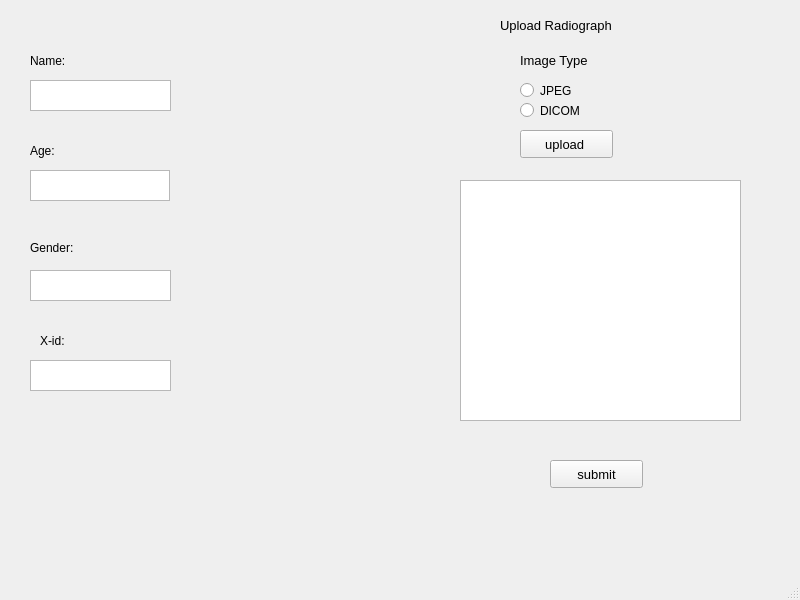
Old version of the form acra.ui in the repository ACRAproject/ACRA.
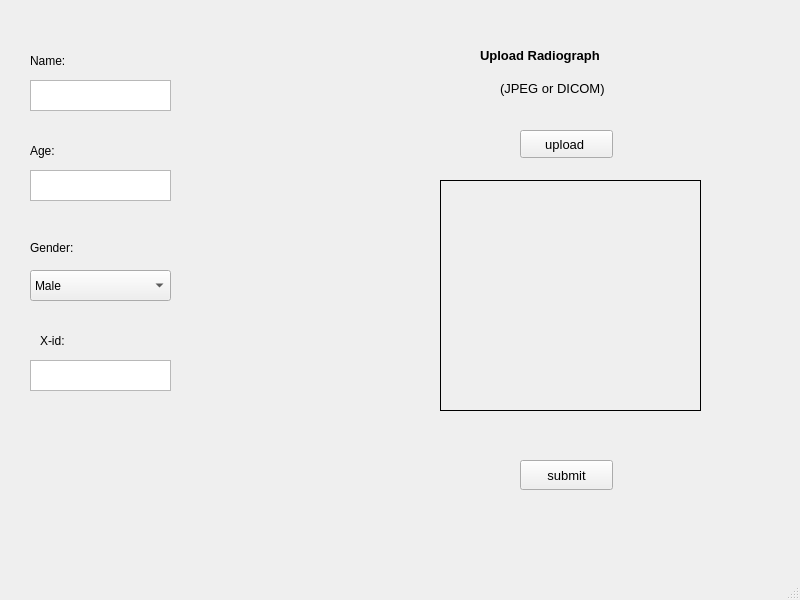
New version of the form.

Commit message: Completed UI with all the functionalities, Main file to run = acra.py

Diff of the .ui file:
```diff
--- a/acra.ui
+++ b/acra.ui
@@ -81,16 +81,6 @@
      <rect>
       <x>30</x>
       <y>170</y>
-      <width>140</width>
-      <height>31</height>
-     </rect>
-    </property>
-   </widget>
-   <widget class="QTextEdit" name="textEdit_3">
-    <property name="geometry">
-     <rect>
-      <x>30</x>
-      <y>270</y>
       <width>141</width>
       <height>31</height>
      </rect>
@@ -109,10 +99,10 @@
    <widget class="QPushButton" name="pushButton">
     <property name="geometry">
      <rect>
-      <x>550</x>
+      <x>520</x>
       <y>460</y>
       <width>93</width>
-      <height>28</height>
+      <height>30</height>
      </rect>
     </property>
     <property name="font">
@@ -127,76 +117,24 @@
    <widget class="QLabel" name="label_5">
     <property name="geometry">
      <rect>
-      <x>500</x>
-      <y>10</y>
-      <width>141</width>
+      <x>480</x>
+      <y>40</y>
+      <width>171</width>
       <height>31</height>
      </rect>
     </property>
     <property name="font">
      <font>
       <pointsize>10</pointsize>
+      <weight>75</weight>
+      <bold>true</bold>
      </font>
     </property>
     <property name="text">
      <string>Upload Radiograph</string>
     </property>
    </widget>
-   <widget class="QRadioButton" name="radioButton">
-    <property name="geometry">
-     <rect>
-      <x>520</x>
-      <y>80</y>
-      <width>121</width>
-      <height>21</height>
-     </rect>
-    </property>
-    <property name="text">
-     <string>JPEG</string>
-    </property>
-   </widget>
-   <widget class="QRadioButton" name="radioButton_2">
-    <property name="geometry">
-     <rect>
-      <x>520</x>
-      <y>100</y>
-      <width>101</width>
-      <height>21</height>
-     </rect>
-    </property>
-    <property name="text">
-     <string>DICOM</string>
-    </property>
-   </widget>
-   <widget class="QGraphicsView" name="graphicsView">
-    <property name="geometry">
-     <rect>
-      <x>460</x>
-      <y>180</y>
-      <width>281</width>
-      <height>241</height>
-     </rect>
-    </property>
-   </widget>
-   <widget class="QLabel" name="label_6">
-    <property name="geometry">
-     <rect>
-      <x>520</x>
-      <y>50</y>
-      <width>101</width>
-      <height>21</height>
-     </rect>
-    </property>
-    <property name="font">
-     <font>
-      <pointsize>10</pointsize>
-     </font>
-    </property>
-    <property name="text">
-     <string>Image Type</string>
-    </property>
-   </widget>
-   <widget class="QPushButton" name="pushButton_2">
+   <widget class="QPushButton" name="uploadbut">
     <property name="geometry">
      <rect>
       <x>520</x>
@@ -214,6 +152,60 @@
      <string>upload </string>
     </property>
    </widget>
+   <widget class="QLabel" name="imgdisp">
+    <property name="geometry">
+     <rect>
+      <x>440</x>
+      <y>180</y>
+      <width>261</width>
+      <height>231</height>
+     </rect>
+    </property>
+    <property name="frameShape">
+     <enum>QFrame::Box</enum>
+    </property>
+    <property name="text">
+     <string/>
+    </property>
+   </widget>
+   <widget class="QLabel" name="label_7">
+    <property name="geometry">
+     <rect>
+      <x>500</x>
+      <y>80</y>
+      <width>131</width>
+      <height>16</height>
+     </rect>
+    </property>
+    <property name="font">
+     <font>
+      <pointsize>10</pointsize>
+     </font>
+    </property>
+    <property name="text">
+     <string>(JPEG or DICOM)</string>
+    </property>
+   </widget>
+   <widget class="QComboBox" name="gender">
+    <property name="geometry">
+     <rect>
+      <x>30</x>
+      <y>270</y>
+      <width>141</width>
+      <height>31</height>
+     </rect>
+    </property>
+    <item>
+     <property name="text">
+      <string>Male</string>
+     </property>
+    </item>
+    <item>
+     <property name="text">
+      <string>Female</string>
+     </property>
+    </item>
+   </widget>
   </widget>
   <widget class="QMenuBar" name="menubar">
    <property name="geometry">
```
Left out of the diff: 8 changed lines with no effect on the pictures. The commit also changes 8 other files.
